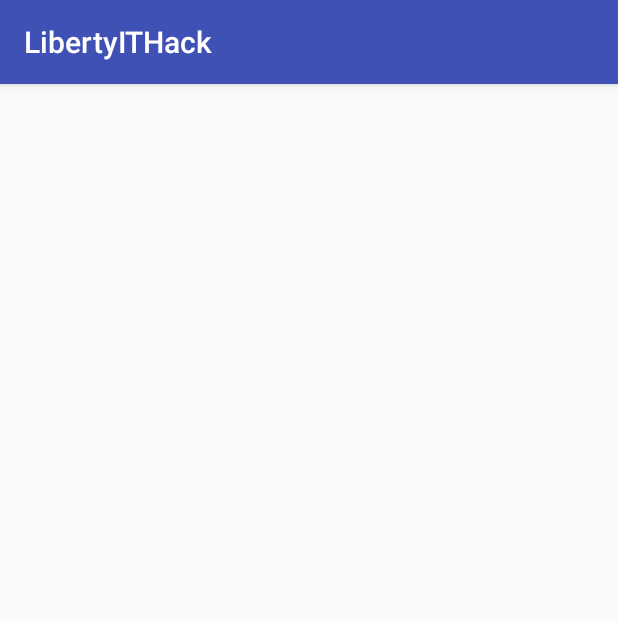
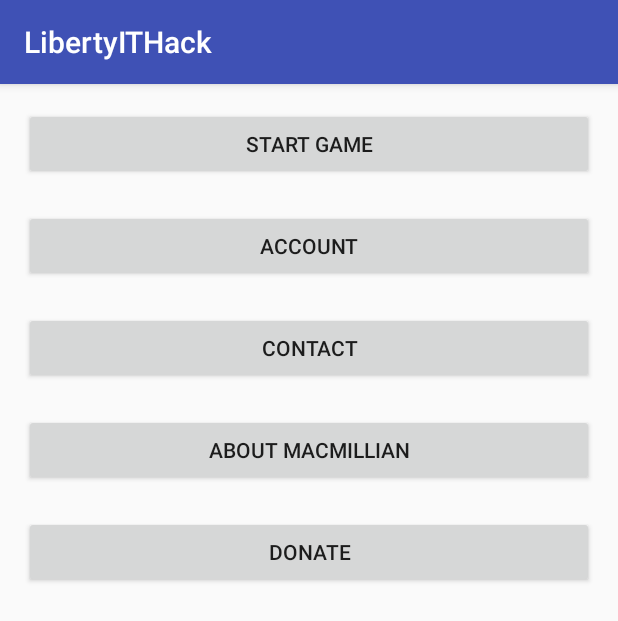
Before and after one commit to mseeds1/LibertyHackathon, an Android app: the screen it shows after launch (GameActivity before the commit, MenuActivity after it), on a phone screen of 412 x 824 dp. Shown: the top 621 px of the screen. Run offline under Robolectric (Android 15) with nearby library versions, the phone set to English and light mode, and no system bars.

Commit message:
added menu screen

```diff
--- a/LibertyITHack/app/src/main/AndroidManifest.xml
+++ b/LibertyITHack/app/src/main/AndroidManifest.xml
@@ -15,7 +15,9 @@
                 <category android:name="android.intent.category.LAUNCHER" />
             </intent-filter>
         </activity>
-        <activity android:name=".GameActivity" >
+        <activity android:name=".MenuActivity" >
+        </activity>
+        <activity android:name=".GameActivty" >
         </activity>
     </application>
 
--- a/LibertyITHack/app/src/main/java/com/macmillan/liberty/libertyithack/GameActivity.java
+++ b/LibertyITHack/app/src/main/java/com/macmillan/liberty/libertyithack/GameActivty.java
@@ -3,11 +3,11 @@ package com.macmillan.liberty.libertyithack;
 import android.support.v7.app.AppCompatActivity;
 import android.os.Bundle;
 
-public class GameActivity extends AppCompatActivity {
+public class GameActivty extends AppCompatActivity {
 
     @Override
     protected void onCreate(Bundle savedInstanceState) {
         super.onCreate(savedInstanceState);
-        setContentView(R.layout.activity_game);
+        setContentView(R.layout.activity_game_activty);
     }
 }
--- /dev/null
+++ b/LibertyITHack/app/src/main/java/com/macmillan/liberty/libertyithack/MenuActivity.java
@@ -0,0 +1,31 @@
+package com.macmillan.liberty.libertyithack;
+
+import android.content.Context;
+import android.support.v7.app.AppCompatActivity;
+import android.os.Bundle;
+import android.view.View;
+import android.widget.Button;
+import android.content.Intent;
+
+public class MenuActivity extends AppCompatActivity {
+
+    Context context;
+
+    @Override
+    protected void onCreate(Bundle savedInstanceState) {
+        super.onCreate(savedInstanceState);
+        setContentView(R.layout.activity_game);
+
+        context =this.getApplicationContext();
+
+        Button startGameBtn = (Button) findViewById(R.id.button);
+        startGameBtn.setOnClickListener(new View.OnClickListener() {
+            @Override
+            public void onClick(View v) {
+                Intent intent = new Intent(context, GameActivty.class);
+                startActivity(intent);
+            }
+        });
+
+    }
+}
--- a/LibertyITHack/app/src/main/java/com/macmillan/liberty/libertyithack/SplashScreen.java
+++ b/LibertyITHack/app/src/main/java/com/macmillan/liberty/libertyithack/SplashScreen.java
@@ -4,12 +4,8 @@ import android.app.Activity;
 import android.content.Context;
 import android.content.Intent;
 import android.os.Handler;
-import android.support.v7.app.AppCompatActivity;
 import android.os.Bundle;
 import android.view.Window;
-import android.view.WindowManager;
-
-import java.util.logging.LogRecord;
 
 public class SplashScreen extends Activity {
 
@@ -29,7 +25,7 @@ public class SplashScreen extends Activity {
         handler.postDelayed(new Runnable() {
             @Override
             public void run() {
-                Intent intent = new Intent(context, GameActivity.class);
+                Intent intent = new Intent(context, MenuActivity.class);
                 startActivity(intent);
             }
         }, 5000);
--- a/LibertyITHack/app/src/main/res/layout/activity_game.xml
+++ b/LibertyITHack/app/src/main/res/layout/activity_game.xml
@@ -5,6 +5,54 @@
     android:paddingRight="@dimen/activity_horizontal_margin"
     android:paddingTop="@dimen/activity_vertical_margin"
     android:paddingBottom="@dimen/activity_vertical_margin"
-    tools:context="com.macmillan.liberty.libertyithack.GameActivity">
+    tools:context="com.macmillan.liberty.libertyithack.MenuActivity">
 
+    <LinearLayout
+        android:layout_width="match_parent"
+        android:layout_height="match_parent" android:orientation="vertical">
+
+    <Button
+        android:layout_width="match_parent"
+        android:layout_height="wrap_content"
+        android:text="Start Game"
+        android:id="@+id/button"
+        android:layout_alignParentLeft="true"
+        android:layout_alignParentStart="true" android:layout_marginBottom="20dp" />
+
+    <Button
+        android:layout_width="match_parent"
+        android:layout_height="wrap_content"
+        android:text="Account"
+        android:id="@+id/button2"
+        android:layout_below="@+id/button"
+        android:layout_alignParentLeft="true"
+        android:layout_alignParentStart="true" android:layout_marginBottom="20dp" />
+
+        <Button
+            android:layout_width="match_parent"
+            android:layout_height="wrap_content"
+            android:text="Contact"
+            android:id="@+id/button3"
+            android:layout_below="@+id/button"
+            android:layout_alignParentLeft="true"
+            android:layout_alignParentStart="true" android:layout_marginBottom="20dp" />
+
+        <Button
+            android:layout_width="match_parent"
+            android:layout_height="wrap_content"
+            android:text="About Macmillian"
+            android:id="@+id/button4"
+            android:layout_below="@+id/button"
+            android:layout_alignParentLeft="true"
+            android:layout_alignParentStart="true" android:layout_marginBottom="20dp"/>
+        <Button
+            android:layout_width="match_parent"
+            android:layout_height="wrap_content"
+            android:text="Donate"
+            android:id="@+id/button5"
+            android:layout_below="@+id/button"
+            android:layout_alignParentLeft="true"
+            android:layout_alignParentStart="true" android:layout_marginBottom="20dp" />
+
+    </LinearLayout>
 </RelativeLayout>
--- /dev/null
+++ b/LibertyITHack/app/src/main/res/layout/activity_game_activty.xml
@@ -0,0 +1,10 @@
+<?xml version="1.0" encoding="utf-8"?>
+<RelativeLayout xmlns:android="http://schemas.android.com/apk/res/android"
+    xmlns:tools="http://schemas.android.com/tools" android:layout_width="match_parent"
+    android:layout_height="match_parent" android:paddingLeft="@dimen/activity_horizontal_margin"
+    android:paddingRight="@dimen/activity_horizontal_margin"
+    android:paddingTop="@dimen/activity_vertical_margin"
+    android:paddingBottom="@dimen/activity_vertical_margin"
+    tools:context="com.macmillan.liberty.libertyithack.GameActivty">
+
+</RelativeLayout>
```
